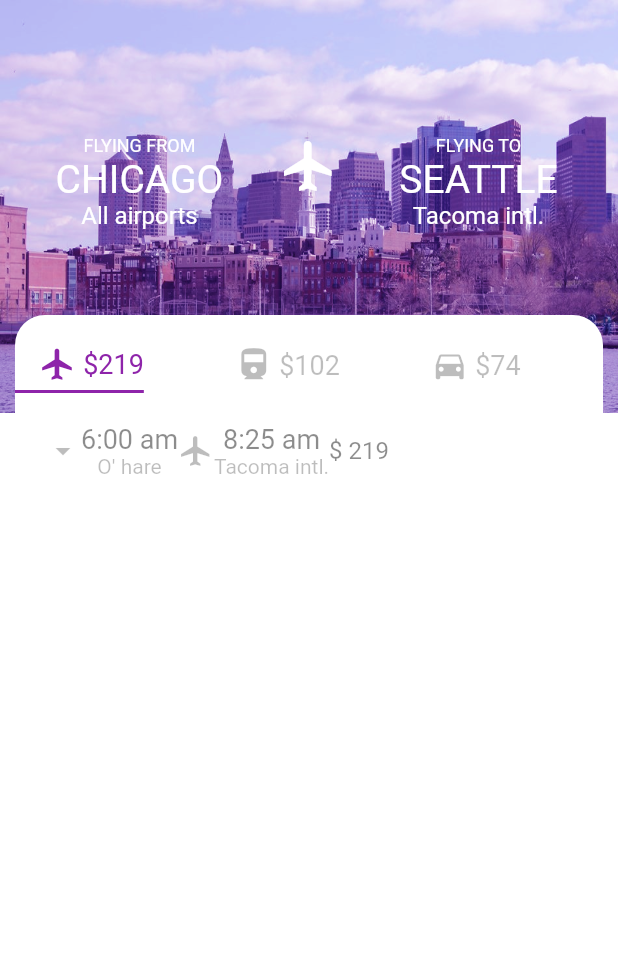
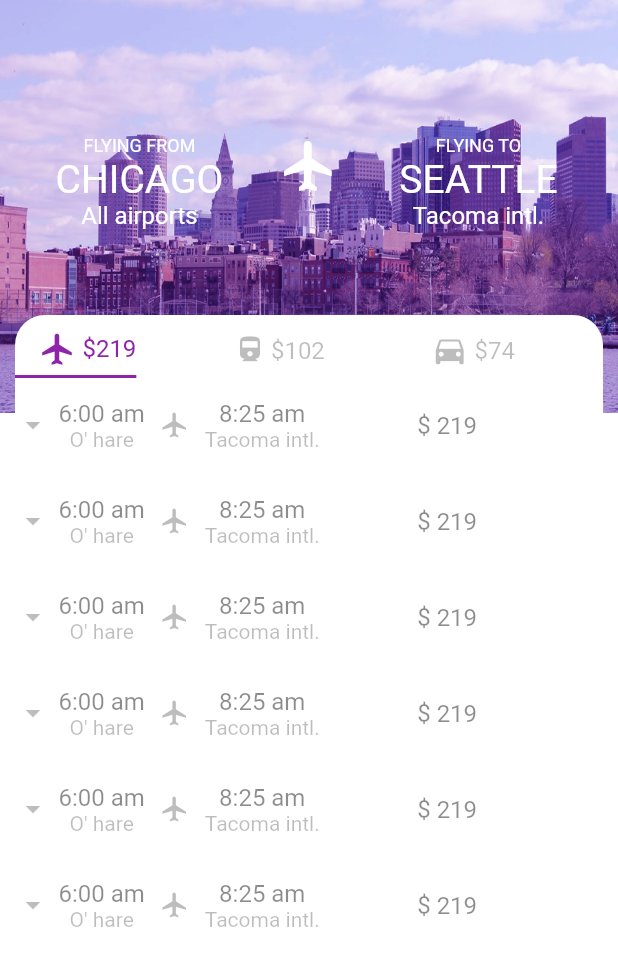
Before and after one commit to AlbCM/Flutter_Flights_App, a Flutter app: the screen it shows after launch, on a phone screen of 412 x 824 dp. Shown: the top 966 px of the screen. Run offline on Flutter 3.47's test engine with Material 2 defaults, Android fonts, the phone set to English and light mode, and no system bars.

Commit message:
Cards properties added

```diff
--- a/lib/main.dart
+++ b/lib/main.dart
@@ -94,14 +94,14 @@ class SearchScreen extends StatelessWidget {
                     color: Colors.white,
                     borderRadius: BorderRadius.circular(20.0)),
                 child: new Column(
-                  children: <Widget>[bodyTapBar(), bodyCard()],
+                  children: <Widget>[bodyTapBar(), bodyCard(), bodyCard(), bodyCard(),bodyCard(),bodyCard(), bodyCard()],
                 ))));
     return bContainer;
   }
 
   Widget bodyTapBar() {
     var bContent = Container(
-        padding: const EdgeInsets.only(top: 20.0),
+        padding: const EdgeInsets.only(top: 10.0),
         child: Row(
           children: <Widget>[
             new Expanded(
@@ -123,7 +123,7 @@ class SearchScreen extends StatelessWidget {
                         ),
                         Text(" \$219",
                             style: TextStyle(
-                                color: Colors.purple[600], fontSize: 18.0))
+                                color: Colors.purple[600], fontSize: 16.0))
                       ],
                     ),
                   )
@@ -140,11 +140,11 @@ class SearchScreen extends StatelessWidget {
                         Icon(
                           Icons.directions_railway,
                           color: Colors.black26,
-                          size: 25.0,
+                          size: 20.0,
                         ),
                         Text(" \$102",
                             style: TextStyle(
-                                color: Colors.black26, fontSize: 18.0))
+                                color: Colors.black26, fontSize: 16.0))
                       ],
                     ),
                   )
@@ -165,7 +165,7 @@ class SearchScreen extends StatelessWidget {
                         ),
                         Text(" \$74",
                             style: TextStyle(
-                                color: Colors.black26, fontSize: 18.0))
+                                color: Colors.black26, fontSize: 16.0))
                       ],
                     ),
                   ),
@@ -179,35 +179,41 @@ class SearchScreen extends StatelessWidget {
 
   Widget bodyCard() {
     var card = Container(
-      padding: const EdgeInsets.only(top: 20.0, bottom: 20.0, left: 20.0),
+      padding: const EdgeInsets.only(top: 14.0, bottom: 15.0, left: 0.0),
       child: new Center(
           child: Row(
         children: <Widget>[
-          new Expanded(
-            child: Row(
+          Row(
             children: <Widget>[
-                Icon(
+              Container(
+                  padding: const EdgeInsets.only(right: 5.0),
+                  child: Icon(
                     Icons.arrow_drop_down,
                     color: Colors.black26,
-                ),
-                Column(
+                  )),
+              Container(
+                  padding: const EdgeInsets.only(right: 10.0),
+                  child: Column(
                     children: <Widget>[
                       Text(
                         "6:00 am",
-                      style: TextStyle(color: Colors.black45, fontSize: 18.0),
+                        style: TextStyle(color: Colors.black45, fontSize: 16.0),
                       ),
                       Text(
                         "O' hare",
                         style: TextStyle(color: Colors.black26),
                       )
                     ],
+                  )),
+              Container(
+                padding: const EdgeInsets.only(right: 10.0),
+                child: Icon(Icons.flight, color: Colors.black26, size: 20.0,),
               ),
-                Icon(Icons.flight, color: Colors.black26),
               Column(
                 children: <Widget>[
                   Text(
                     "8:25 am",
-                      style: TextStyle(color: Colors.black45, fontSize: 18.0),
+                    style: TextStyle(color: Colors.black45, fontSize: 16.0),
                   ),
                   Text(
                     "Tacoma intl.",
@@ -215,13 +221,16 @@ class SearchScreen extends StatelessWidget {
                   )
                 ],
               ),
-                Text(
+              Container(
+                padding: const EdgeInsets.only(left:65.0),
+                child: Text(
                 "\$ 219",
                 style: TextStyle(color: Colors.black45, fontSize: 16.0),
-                )
+              ),
+              ),
+
             ],
           ),
-          )
         ],
       )),
     );
```
Lines whose indentation alone changed are shown as unchanged.
